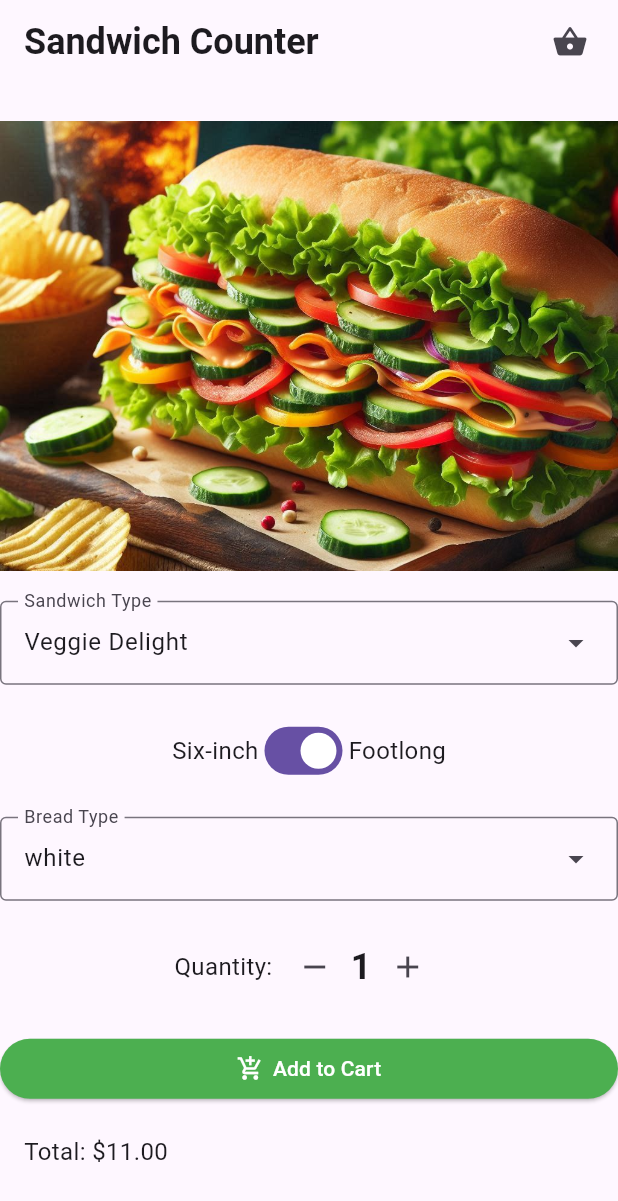
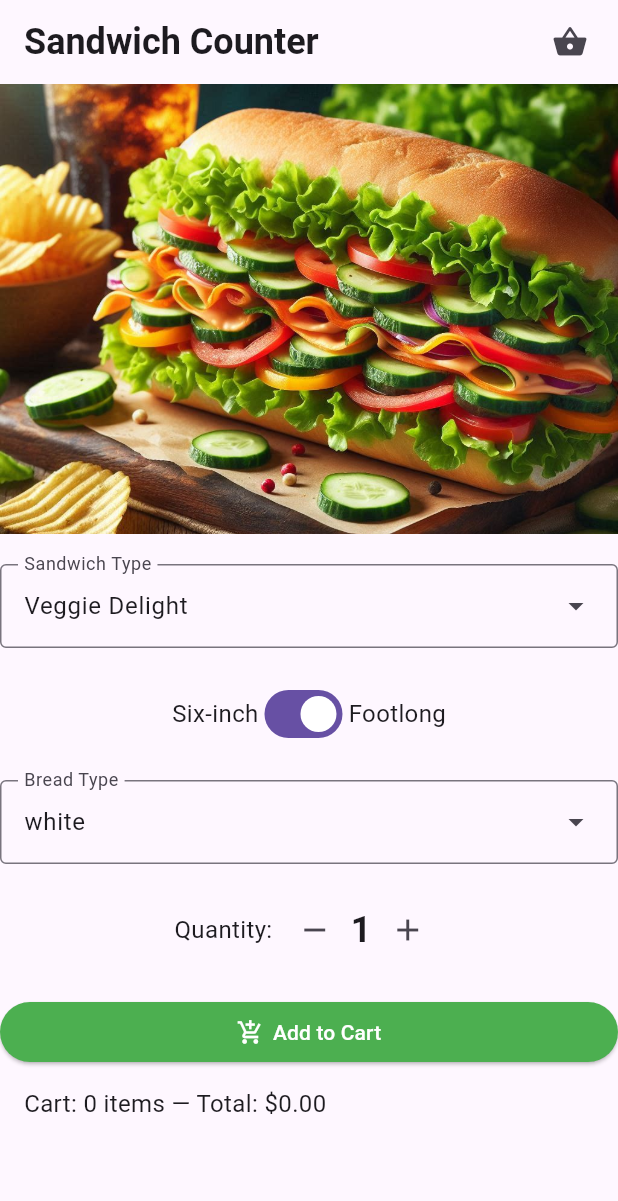
Before and after one commit to AbigailHinchliffe/sandwich, a Flutter app: the screen it shows after launch, on a phone screen of 412 x 824 dp. Shown: the top 1201 px of the screen. Run offline on Flutter 3.47's test engine with Material 3 defaults, Android fonts, the phone set to English and light mode, and no system bars.

Commit message:
Added deletion feature to basket

```diff
--- a/lib/main.dart
+++ b/lib/main.dart
@@ -278,6 +278,67 @@ class _OrderScreenState extends State<OrderScreen> {
                 label: 'Add to Cart',
                 colour: Colors.green, // fixed named parameter
               ),
+              const SizedBox(height: 12),
+              // Cart summary: shows number of items and total price, updates automatically
+              Padding(
+                padding: const EdgeInsets.symmetric(horizontal: 16.0),
+                child: AnimatedBuilder(
+                  animation: _cart,
+                  builder: (context, _) {
+                    final int count = _cart.itemCount;
+                    final String total = _cart.totalPrice().toStringAsFixed(2);
+                    return Column(
+                      crossAxisAlignment: CrossAxisAlignment.start,
+                      children: [
+                        Text(
+                          'Cart: $count items — Total: \$${total}',
+                          key: const Key('cart_summary'),
+                          style: normalText,
+                        ),
+                        const SizedBox(height: 8),
+                        // list of items with remove buttons
+                        SizedBox(
+                          height: 120,
+                          child: _cart.isEmpty
+                              ? const SizedBox.shrink()
+                              : ListView.separated(
+                                  itemCount: _cart.items.length,
+                                  separatorBuilder: (_, __) => const Divider(),
+                                  itemBuilder: (context, i) {
+                                    final item = _cart.items[i];
+                                    return Row(
+                                      mainAxisAlignment:
+                                          MainAxisAlignment.spaceBetween,
+                                      children: [
+                                        Expanded(
+                                          child: Text(
+                                            '${item.quantity} × ${item.bread} ${item.sandwichType}',
+                                            style: normalText,
+                                          ),
+                                        ),
+                                        IconButton(
+                                          key: Key('cart_remove_one_$i'),
+                                          tooltip: 'Remove one',
+                                          onPressed: () => _cart.removeOneAt(i),
+                                          icon:
+                                              const Icon(Icons.remove_circle_outline),
+                                        ),
+                                        IconButton(
+                                          key: Key('cart_remove_item_$i'),
+                                          tooltip: 'Remove item',
+                                          onPressed: () => _cart.removeItemAt(i),
+                                          icon: const Icon(Icons.delete),
+                                        ),
+                                      ],
+                                    );
+                                  },
+                                ),
+                        ),
+                      ],
+                    );
+                  },
+                ),
+              ),
               const SizedBox(height: 20),
               Padding(
                 padding: const EdgeInsets.symmetric(horizontal: 16.0),
```
Also changed, not shown: 1 other file.
